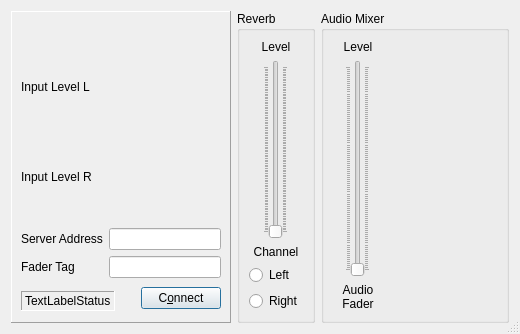
Before: the Qt Designer form src/llconclientdlgbase.ui in jamulussoftware/jamulus, drawn with Qt 5.
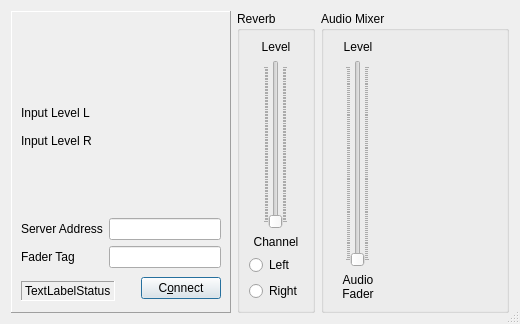
After: the same form once the commit is applied. Icons and pictures are not drawn. Custom widgets are drawn as their Qt base class.

Diff of the .ui file:
```diff
--- a/src/llconclientdlgbase.ui
+++ b/src/llconclientdlgbase.ui
@@ -6,7 +6,7 @@
     <x>0</x>
     <y>0</y>
     <width>520</width>
-    <height>334</height>
+    <height>324</height>
    </rect>
   </property>
   <property name="windowTitle" >
@@ -50,6 +50,19 @@
         </property>
        </widget>
       </item>
+      <item>
+       <spacer>
+        <property name="orientation" >
+         <enum>Qt::Vertical</enum>
+        </property>
+        <property name="sizeHint" >
+         <size>
+          <width>20</width>
+          <height>0</height>
+         </size>
+        </property>
+       </spacer>
+      </item>
       <item>
        <layout class="QHBoxLayout" >
         <item>
@@ -111,6 +124,9 @@
         </item>
         <item>
          <layout class="QVBoxLayout" >
+          <property name="spacing" >
+           <number>4</number>
+          </property>
           <item>
            <widget class="CMultiColorLEDBar" native="1" name="MultiColorLEDBarInputLevelL" >
             <property name="sizePolicy" >
@@ -147,6 +163,19 @@
         </item>
        </layout>
       </item>
+      <item>
+       <spacer>
+        <property name="orientation" >
+         <enum>Qt::Vertical</enum>
+        </property>
+        <property name="sizeHint" >
+         <size>
+          <width>20</width>
+          <height>0</height>
+         </size>
+        </property>
+       </spacer>
+      </item>
       <item>
        <layout class="QHBoxLayout" >
         <item>
```
